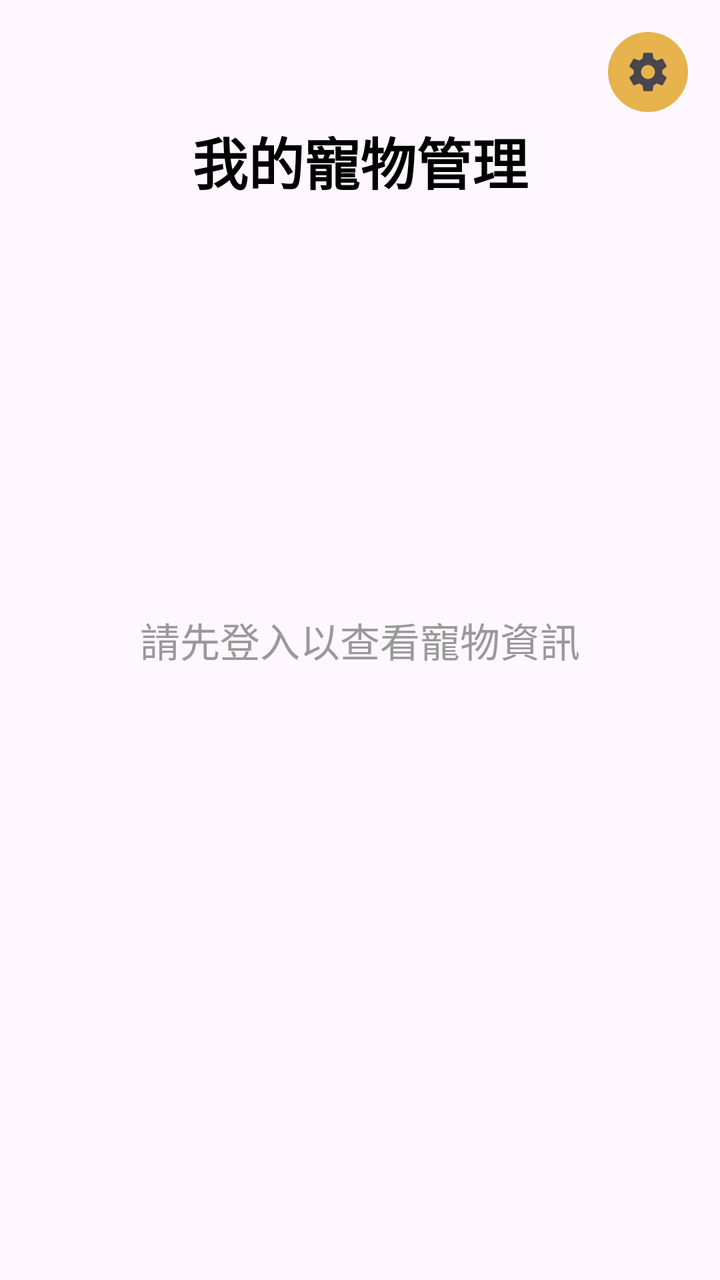
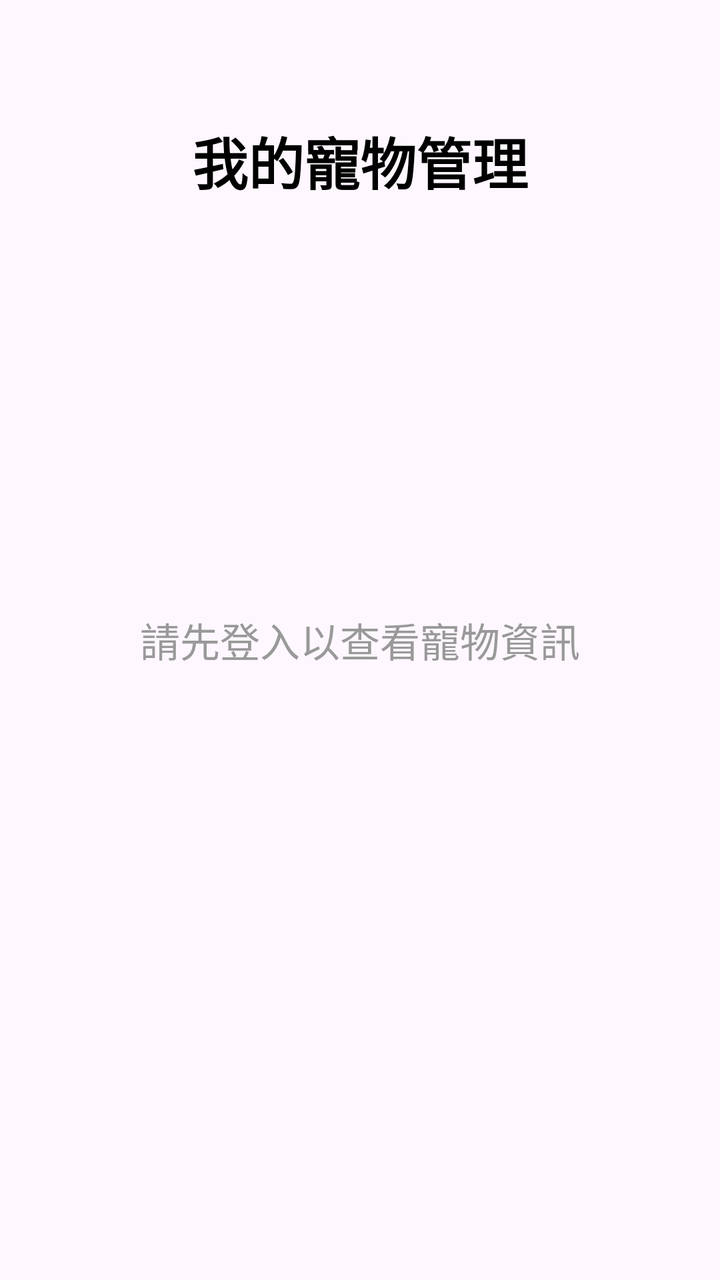

Before-and-after screenshots of an Android layout around one commit, followed by the original layout XML and the change that was made.
<!-- AndroidManifest.xml: application theme Theme.Pet_app -->
<!-- res/layout/fragment_pet.xml -->
<?xml version="1.0" encoding="utf-8"?>
<androidx.constraintlayout.widget.ConstraintLayout xmlns:android="http://schemas.android.com/apk/res/android"
    xmlns:app="http://schemas.android.com/apk/res-auto"
    xmlns:tools="http://schemas.android.com/tools"
    android:layout_width="match_parent"
    android:layout_height="match_parent">

    <ImageButton
        android:id="@+id/btn_settings_all"
        android:layout_width="40dp"
        android:layout_height="40dp"
        android:layout_margin="16dp"
        android:layout_marginTop="30dp"
        android:layout_marginEnd="16dp"
        android:background="@drawable/bg_orange_rounded"
        android:padding="8dp"
        android:src="@drawable/ic_settings"
        app:layout_constraintEnd_toEndOf="parent"
        app:layout_constraintTop_toTopOf="parent" />

    <TextView
        android:id="@+id/tv_main_title"
        android:layout_width="wrap_content"
        android:layout_height="wrap_content"
        android:layout_marginTop="60dp"
        android:text="我的寵物管理"
        android:textColor="#000000"
        android:textSize="28sp"
        android:textStyle="bold"
        app:layout_constraintEnd_toEndOf="parent"
        app:layout_constraintStart_toStartOf="parent"
        app:layout_constraintTop_toTopOf="parent" />

    <androidx.recyclerview.widget.RecyclerView
        android:id="@+id/rv_pet_list"
        android:layout_width="match_parent"
        android:layout_height="0dp"
        android:layout_marginTop="20dp"
        android:paddingHorizontal="40dp"
        app:layout_constraintBottom_toTopOf="@id/btn_add_new_pet"
        app:layout_constraintTop_toBottomOf="@id/tv_main_title"
        android:visibility="gone"/>

    <Button
        android:id="@+id/btn_add_new_pet"
        android:layout_width="250dp"
        android:layout_height="70dp"
        android:layout_marginBottom="40dp"
        android:backgroundTint="#E6B34D"
        android:text="加入新寵物"
        android:textColor="#FFFFFF"
        android:textSize="24sp"
        android:textStyle="bold"
        app:layout_constraintBottom_toBottomOf="parent"
        app:layout_constraintEnd_toEndOf="parent"
        app:layout_constraintStart_toStartOf="parent"
        android:visibility="gone"/>

    <TextView
        android:id="@+id/tv_login_hint"
        android:layout_width="wrap_content"
        android:layout_height="wrap_content"
        android:text="請先登入以查看寵物資訊"
        android:textSize="20sp"
        android:textColor="#999999"
        android:visibility="visible"
        app:layout_constraintBottom_toBottomOf="parent"
        app:layout_constraintEnd_toEndOf="parent"
        app:layout_constraintStart_toStartOf="parent"
        app:layout_constraintTop_toTopOf="parent" />

    <TextView
        android:id="@+id/tv_no_data_hint"
        android:layout_width="wrap_content"
        android:layout_height="wrap_content"
        android:text="目前沒有寵物資料"
        android:textSize="20sp"
        android:textColor="#999999"
        android:visibility="gone"
        app:layout_constraintBottom_toBottomOf="parent"
        app:layout_constraintEnd_toEndOf="parent"
        app:layout_constraintStart_toStartOf="parent"
        app:layout_constraintTop_toTopOf="parent" />

</androidx.constraintlayout.widget.ConstraintLayout>
<!-- resources referenced by this layout -->
<resources>
  <!-- drawable bg_orange_rounded (drawable) -->
  <?xml version="1.0" encoding="utf-8"?>
  <shape xmlns:android="http://schemas.android.com/apk/res/android">
      <solid android:color="#E6B34D" />
      <corners android:radius="24dp" />
  </shape>
  <!-- drawable ic_settings (drawable) -->
  <vector xmlns:android="http://schemas.android.com/apk/res/android"
      android:width="24dp"
      android:height="24dp"
      android:viewportWidth="24"
      android:viewportHeight="24"
      android:tint="?attr/colorControlNormal">
    <path
        android:fillColor="@android:color/white"
        android:pathData="M19.14,12.94c0.04-0.3,0.06-0.61,0.06-0.94c0-0.32-0.02-0.64-0.07-0.94l2.03-1.58c0.18-0.14,0.23-0.41,0.12-0.61 l-1.92-3.32c-0.12-0.22-0.37-0.29-0.59-0.22l-2.39,0.96c-0.5-0.38-1.03-0.7-1.62-0.94L14.4,2.81c-0.04-0.24-0.24-0.41-0.48-0.41 h-3.84c-0.24,0-0.43,0.17-0.47,0.41L9.25,5.35C8.66,5.59,8.12,5.92,7.63,6.29L5.24,5.33c-0.22-0.08-0.47,0-0.59,0.22L2.74,8.87 C2.62,9.08,2.66,9.34,2.86,9.48l2.03,1.58C4.84,11.36,4.81,11.69,4.81,12c0,0.31,0.02,0.64,0.07,0.94l-2.03,1.58 c-0.18,0.14-0.23,0.41-0.12,0.61l1.92,3.32c0.12,0.22,0.37,0.29,0.59,0.22l2.39-0.96c0.5,0.38,1.03,0.7,1.62,0.94l0.36,2.54 c0.05,0.24,0.24,0.41,0.48,0.41h3.84c0.24,0,0.44-0.17,0.47-0.41l0.36-2.54c0.59-0.24,1.13-0.56,1.62-0.94l2.39,0.96 c0.22,0.08,0.47,0,0.59-0.22l1.92-3.32c0.12-0.22,0.07-0.47-0.12-0.61L19.14,12.94z M12,15.5c-1.93,0-3.5-1.57-3.5-3.5 s1.57-3.5,3.5-3.5s3.5,1.57,3.5,3.5S13.93,15.5,12,15.5z"/>
  </vector>
  <style name="Theme.Pet_app" parent="Base.Theme.Pet_app" />
  <style name="Base.Theme.Pet_app" parent="Theme.Material3.DayNight.NoActionBar">
          
          
      </style>
</resources>

<!-- the commit's change to res/layout/fragment_pet.xml (unified diff, before → after) -->
@@ -4,19 +4,6 @@
     xmlns:tools="http://schemas.android.com/tools"
     android:layout_width="match_parent"
     android:layout_height="match_parent">
-
-    <ImageButton
-        android:id="@+id/btn_settings_all"
-        android:layout_width="40dp"
-        android:layout_height="40dp"
-        android:layout_margin="16dp"
-        android:layout_marginTop="30dp"
-        android:layout_marginEnd="16dp"
-        android:background="@drawable/bg_orange_rounded"
-        android:padding="8dp"
-        android:src="@drawable/ic_settings"
-        app:layout_constraintEnd_toEndOf="parent"
-        app:layout_constraintTop_toTopOf="parent" />
 
     <TextView
         android:id="@+id/tv_main_title"
<!-- resource entries referenced after the edit -->
@@ -1,22 +1,5 @@
 <!-- resources referenced by this layout -->
 <resources>
-  <!-- drawable bg_orange_rounded (drawable) -->
-  <?xml version="1.0" encoding="utf-8"?>
-  <shape xmlns:android="http://schemas.android.com/apk/res/android">
-      <solid android:color="#E6B34D" />
-      <corners android:radius="24dp" />
-  </shape>
-  <!-- drawable ic_settings (drawable) -->
-  <vector xmlns:android="http://schemas.android.com/apk/res/android"
-      android:width="24dp"
-      android:height="24dp"
-      android:viewportWidth="24"
-      android:viewportHeight="24"
-      android:tint="?attr/colorControlNormal">
-    <path
-        android:fillColor="@android:color/white"
-        android:pathData="M19.14,12.94c0.04-0.3,0.06-0.61,0.06-0.94c0-0.32-0.02-0.64-0.07-0.94l2.03-1.58c0.18-0.14,0.23-0.41,0.12-0.61 l-1.92-3.32c-0.12-0.22-0.37-0.29-0.59-0.22l-2.39,0.96c-0.5-0.38-1.03-0.7-1.62-0.94L14.4,2.81c-0.04-0.24-0.24-0.41-0.48-0.41 h-3.84c-0.24,0-0.43,0.17-0.47,0.41L9.25,5.35C8.66,5.59,8.12,5.92,7.63,6.29L5.24,5.33c-0.22-0.08-0.47,0-0.59,0.22L2.74,8.87 C2.62,9.08,2.66,9.34,2.86,9.48l2.03,1.58C4.84,11.36,4.81,11.69,4.81,12c0,0.31,0.02,0.64,0.07,0.94l-2.03,1.58 c-0.18,0.14-0.23,0.41-0.12,0.61l1.92,3.32c0.12,0.22,0.37,0.29,0.59,0.22l2.39-0.96c0.5,0.38,1.03,0.7,1.62,0.94l0.36,2.54 c0.05,0.24,0.24,0.41,0.48,0.41h3.84c0.24,0,0.44-0.17,0.47-0.41l0.36-2.54c0.59-0.24,1.13-0.56,1.62-0.94l2.39,0.96 c0.22,0.08,0.47,0,0.59-0.22l1.92-3.32c0.12-0.22,0.07-0.47-0.12-0.61L19.14,12.94z M12,15.5c-1.93,0-3.5-1.57-3.5-3.5 s1.57-3.5,3.5-3.5s3.5,1.57,3.5,3.5S13.93,15.5,12,15.5z"/>
-  </vector>
   <style name="Theme.Pet_app" parent="Base.Theme.Pet_app" />
   <style name="Base.Theme.Pet_app" parent="Theme.Material3.DayNight.NoActionBar">
           
